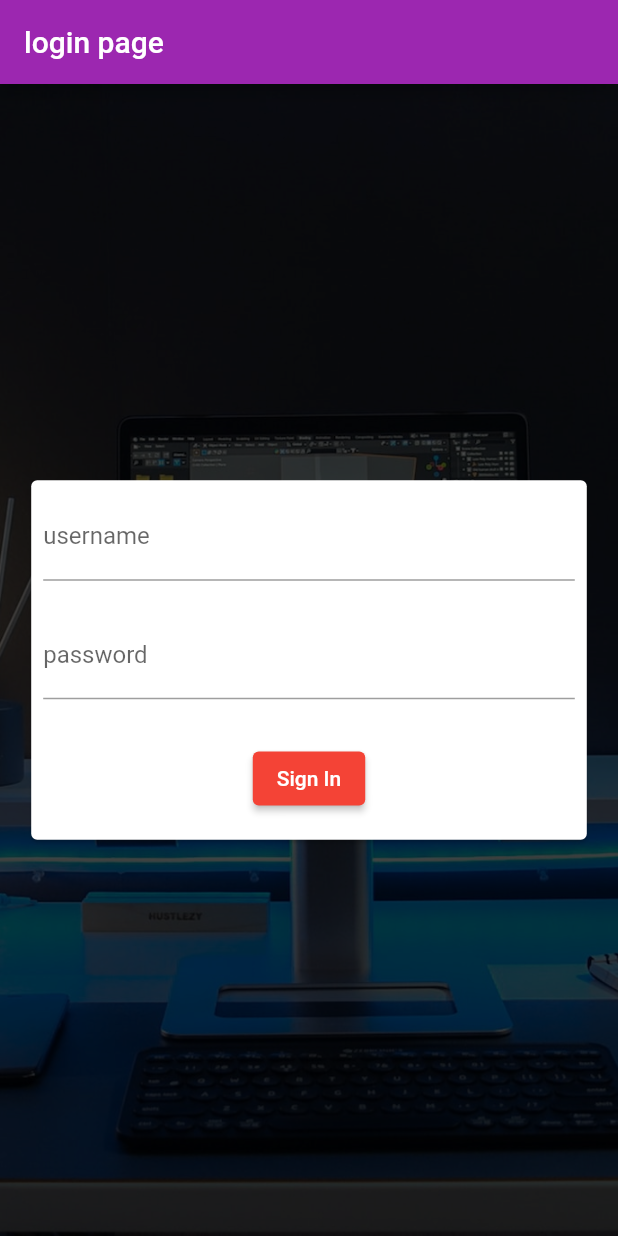
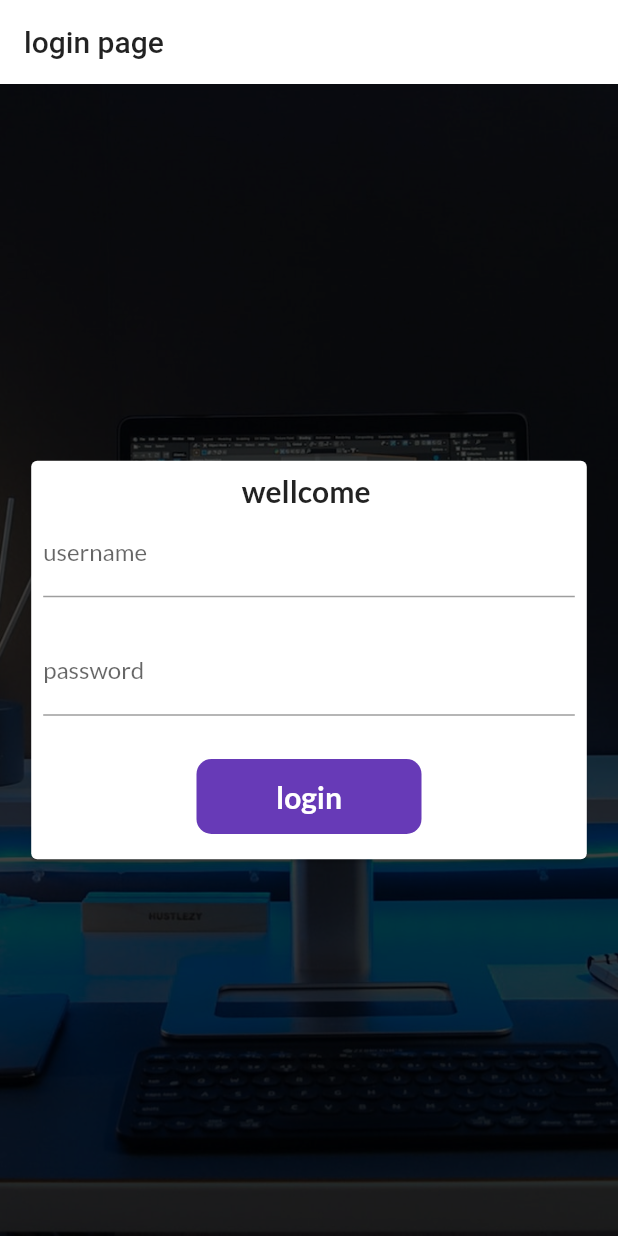
Before and after one commit to Mariyamahnoor95/30DayFlutter, a Flutter app: the screen it shows after launch, on a phone screen of 412 x 824 dp. Run offline on Flutter 3.47's test engine with Material 2 defaults, Android fonts, the phone set to English and light mode, and no system bars; our stand-ins replace google_fonts; missing offline and left inert: dart:js.

Commit message:
theme extracted

```diff
--- a/lib/main.dart
+++ b/lib/main.dart
@@ -1,15 +1,31 @@
+import 'dart:js';
+
 import 'package:awesome_app/pages/home_page.dart';
 import 'package:awesome_app/pages/loginPage.dart';
+import 'package:awesome_app/widgets/themes.dart';
 import 'package:flutter/material.dart';
+import 'package:google_fonts/google_fonts.dart';
 
-Future main()  async{
-  runApp(MaterialApp(
+Future main() async {
+  runApp(MyApp());
+}
+
+class MyApp extends StatelessWidget {
+  const MyApp({super.key});
+
+  @override
+  Widget build(BuildContext context) {
+    return MaterialApp(
       title: "Awesome App",
       home: LoginPage(),
-    theme: ThemeData(primarySwatch: Colors.purple),
+      themeMode: ThemeMode.light,
+      theme: MyTheme.lightTheme(context),
+      darkTheme: MyTheme.darkTheme(context),
+      debugShowCheckedModeBanner: false,
       routes: {
         "/login": ((context) => LoginPage()),
         "/home": ((context) => HomePage())
       },
-  ));
+    );
   }
+}
--- a/lib/pages/home_page.dart
+++ b/lib/pages/home_page.dart
@@ -1,5 +1,6 @@
+import 'package:awesome_app/widgets/drawer.dart';
 import 'package:flutter/material.dart';
-import '../drawer.dart';
+
 import 'package:http/http.dart' as http;
 import 'dart:convert';
 
--- a/lib/pages/loginPage.dart
+++ b/lib/pages/loginPage.dart
@@ -1,4 +1,4 @@
-import 'package:awesome_app/bg_image.dart';
+import 'package:awesome_app/widgets/bg_image.dart';
 import 'package:awesome_app/pages/home_page.dart';
 import 'package:flutter/material.dart';
 
@@ -12,6 +12,23 @@ class LoginPage extends StatefulWidget {
 class _LoginPageState extends State<LoginPage> {
   final userNameController = TextEditingController();
   final passwordController = TextEditingController();
+  String name = "";
+  bool changeButton = false;
+  final _formkey = GlobalKey<FormState>();
+
+  moveToHome(BuildContext context) async {
+    if (_formkey.currentState!.validate()) {
+      setState(() {
+        changeButton = true;
+      });
+      await Future.delayed(Duration(seconds: 1));
+      await Navigator.pushNamed(context, "/home");
+      setState(() {
+        changeButton = false;
+      });
+    }
+  }
+
   @override
   Widget build(BuildContext context) {
     return Scaffold(
@@ -29,17 +46,41 @@ class _LoginPageState extends State<LoginPage> {
                     child: Card(
                   child: Column(children: [
                     Form(
+                        key: _formkey,
                         child: Padding(
                           padding: EdgeInsets.all(8.0),
                           child: Column(
                             children: [
+                              Text(
+                                "wellcome $name",
+                                style: TextStyle(
+                                    fontWeight: FontWeight.bold, fontSize: 20),
+                              ),
                               TextFormField(
                                 decoration: InputDecoration(
                                     hintText: "enter user name",
                                     labelText: "username"),
+                                validator: (value) {
+                                  if (value == null || value.isEmpty) {
+                                    return 'Please enter some text';
+                                  }
+                                  return null;
+                                },
+                                onChanged: ((value) {
+                                  name = value;
+                                  setState(() {});
+                                }),
                               ),
                               SizedBox(height: 20),
                               TextFormField(
+                                validator: (value) {
+                                  if (value == null || value.isEmpty) {
+                                    return 'Please enter password';
+                                  } else if (value.length < 8) {
+                                    return 'password length should be atleast 8';
+                                  }
+                                  return null;
+                                },
                                 decoration: InputDecoration(
                                     hintText: "enter password",
                                     labelText: "password"),
@@ -50,20 +91,43 @@ class _LoginPageState extends State<LoginPage> {
                               ),
                               Padding(
                                 padding: EdgeInsets.all(8.8),
-                            child: ElevatedButton(
-                              style: ElevatedButton.styleFrom(
-                                backgroundColor: Colors.red, // background
-                                foregroundColor: Colors.white, // foreground
+                                child: Material(
+                                  color: Colors.deepPurple,
+                                  borderRadius: BorderRadius.circular(
+                                      changeButton ? 20 : 10),
+                                  child: InkWell(
+                                    onTap: () => moveToHome(context),
+                                    child: AnimatedContainer(
+                                      duration: Duration(seconds: 1),
+                                      width: changeButton ? 70 : 150,
+                                      height: 50,
+                                      alignment: Alignment.center,
+                                      child: Text(
+                                        "login",
+                                        style: TextStyle(
+                                            color: Colors.white,
+                                            fontWeight: FontWeight.bold,
+                                            fontSize: 20),
                                       ),
-                              onPressed: () {
-                                // Navigator.push(
-                                //     context,
-                                //     MaterialPageRoute(
-                                //         builder: (context) => HomePage()));
-                                Navigator.pushNamed(context, "/home");
-                              },
-                              child: Text('Sign In'),
                                     ),
+                                  ),
+                                ),
+                                // child: ElevatedButton(
+                                //   style: ElevatedButton.styleFrom(
+                                //       backgroundColor: Colors.red, // background
+                                //       foregroundColor: Colors.white,
+                                //       minimumSize: Size(150, 50) // foreground
+                                //       ),
+                                //   onPressed: () {
+                                //     print("hi mahnoor");
+                                //     // Navigator.push(
+                                //     //     context,
+                                //     //     MaterialPageRoute(
+                                //     //         builder: (context) => HomePage()));
+                                //     Navigator.pushNamed(context, "/home");
+                                //   },
+                                //   child: Text('Sign In'),
+                                // ),
                               ),
                             ],
                           ),
--- a/lib/bg_image.dart
+++ b/lib/widgets/bg_image.dart
@@ -6,12 +6,16 @@ class BgImage extends StatelessWidget {
   @override
   Widget build(BuildContext context) {
     return Image.asset(
-      "assets/computr.jpeg",
+      "assets/images/computr.jpeg",
       fit: BoxFit.cover,
       // width: 800,
       // height: 400,
       color: Colors.black.withOpacity(0.7),
       colorBlendMode: BlendMode.darken,
     );
+    Text(
+      "wellcome",
+      style: TextStyle(fontSize: 20, fontWeight: FontWeight.bold),
+    );
   }
 }
--- /dev/null
+++ b/lib/widgets/themes.dart
@@ -0,0 +1,17 @@
+import 'package:flutter/material.dart';
+import 'package:google_fonts/google_fonts.dart';
+
+class MyTheme {
+  static ThemeData lightTheme(BuildContext context) => ThemeData(
+        primarySwatch: Colors.blueGrey,
+        fontFamily: GoogleFonts.lato().fontFamily,
+        appBarTheme: AppBarTheme(
+          color: Colors.white,
+          elevation: 0.0,
+          iconTheme: IconThemeData(color: Colors.black),
+          titleTextStyle: Theme.of(context).textTheme.headline6,
+        ),
+      );
+  static ThemeData darkTheme(BuildContext context) =>
+      ThemeData(brightness: Brightness.dark);
+}
--- a/pubspec.yaml
+++ b/pubspec.yaml
@@ -38,6 +38,7 @@ dependencies:
   cupertino_icons: ^1.0.2
   http: ^0.13.5
   shared_preferences: ^2.0.15
+  google_fonts: ^3.0.1
 
 dev_dependencies:
   flutter_test:
@@ -63,7 +64,7 @@ flutter:
 
   # To add assets to your application, add an assets section, like this:
   assets:
-      - assets/
+      - assets/images/
   #   - images/a_dot_ham.jpeg
 
   # An image asset can refer to one or more resolution-specific "variants", see
```
Also changed, not shown: assets/images/backg.jpeg (renamed from assets/backg.jpeg), assets/images/camerasilver.jpeg (renamed from assets/camerasilver.jpeg), assets/images/computr.jpeg (renamed from assets/computr.jpeg), lib/widgets/change_name_card.dart (renamed from lib/change_name_card.dart), lib/widgets/drawer.dart (renamed from lib/drawer.dart), pubspec.lock, 1 other file. Lines whose indentation alone changed are shown as unchanged.
